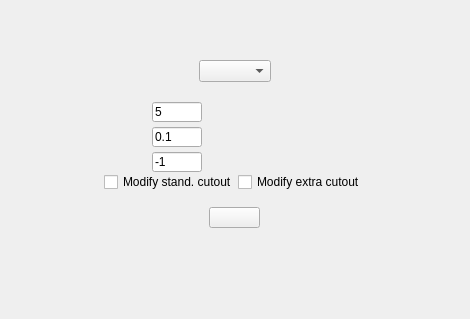
RaphCucul/Image-registration-GUI, file ui/registratetwo.ui: the form before one commit.
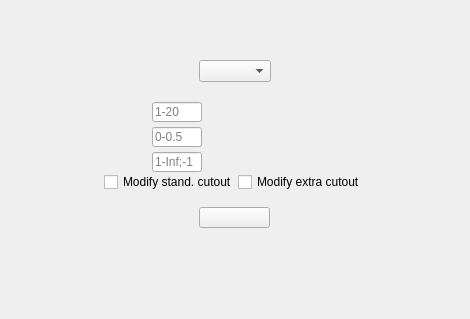
The form after the commit.

```diff
--- a/ui/registratetwo.ui
+++ b/ui/registratetwo.ui
@@ -107,7 +107,10 @@
           </size>
          </property>
          <property name="text">
-          <string>5</string>
+          <string/>
+         </property>
+         <property name="placeholderText">
+          <string>1-20</string>
          </property>
         </widget>
        </item>
@@ -120,7 +123,10 @@
           </size>
          </property>
          <property name="text">
-          <string>0.1</string>
+          <string/>
+         </property>
+         <property name="placeholderText">
+          <string>0-0.5</string>
          </property>
         </widget>
        </item>
@@ -133,7 +139,10 @@
           </size>
          </property>
          <property name="text">
-          <string>-1</string>
+          <string/>
+         </property>
+         <property name="placeholderText">
+          <string>1-Inf;-1</string>
          </property>
         </widget>
        </item>
@@ -253,7 +262,7 @@
     </layout>
    </item>
    <item>
-    <layout class="QHBoxLayout" name="horizontalLayout_4">
+    <layout class="QHBoxLayout" name="horizontalLayout_4" stretch="1">
      <property name="spacing">
       <number>10</number>
      </property>
@@ -279,7 +288,7 @@
        </property>
        <property name="maximumSize">
         <size>
-         <width>51</width>
+         <width>71</width>
          <height>21</height>
         </size>
        </property>
```
Left out of the diff: 8 changed lines with no effect on the pictures.
